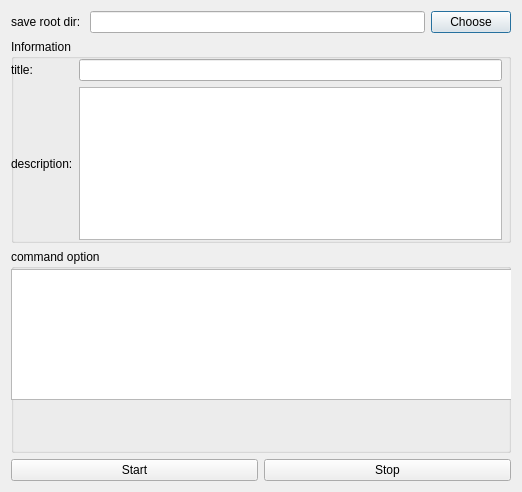
This is ui/rosbag_recorder.ui in hiroaki-ishikawa-t4/on-site-tools as Qt 5 draws it before an edit. The edited form follows.
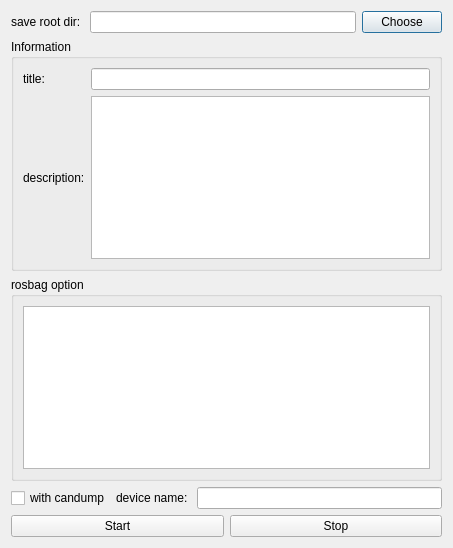
This is the edited form.

Commit message: Add candump function to rosbag_recorder.

What changed in the file:
```diff
--- a/ui/rosbag_recorder.ui
+++ b/ui/rosbag_recorder.ui
@@ -6,8 +6,8 @@
    <rect>
     <x>0</x>
     <y>0</y>
-    <width>522</width>
-    <height>492</height>
+    <width>453</width>
+    <height>548</height>
    </rect>
   </property>
   <property name="sizePolicy">
@@ -21,6 +21,8 @@
   </property>
   <layout class="QVBoxLayout" name="verticalLayout">
    <item>
+    <layout class="QVBoxLayout" name="verticalLayout_4">
+     <item>
     <layout class="QGridLayout" name="gridLayout_4">
      <item row="0" column="0">
       <widget class="QLabel" name="label_3">
@@ -52,15 +54,8 @@
      <property name="title">
       <string>Information</string>
      </property>
-     <widget class="QWidget" name="gridLayoutWidget">
-      <property name="geometry">
-       <rect>
-        <x>0</x>
-        <y>20</y>
-        <width>491</width>
-        <height>181</height>
-       </rect>
-      </property>
+       <layout class="QVBoxLayout" name="verticalLayout_5">
+        <item>
       <layout class="QGridLayout" name="gridLayout">
        <property name="sizeConstraint">
         <enum>QLayout::SetDefaultConstraint</enum>
@@ -83,10 +78,18 @@
         </widget>
        </item>
        <item row="1" column="1">
-        <widget class="QTextEdit" name="description_edit"/>
-       </item>
-      </layout>
-     </widget>
+           <widget class="QTextEdit" name="description_edit">
+            <property name="sizePolicy">
+             <sizepolicy hsizetype="Preferred" vsizetype="Preferred">
+              <horstretch>0</horstretch>
+              <verstretch>0</verstretch>
+             </sizepolicy>
+            </property>
+           </widget>
+          </item>
+         </layout>
+        </item>
+       </layout>
     </widget>
    </item>
    <item>
@@ -98,20 +101,43 @@
       </size>
      </property>
      <property name="title">
-      <string>command option</string>
-     </property>
+        <string>rosbag option</string>
+       </property>
+       <layout class="QVBoxLayout" name="verticalLayout_2">
+        <item>
      <widget class="QTextEdit" name="command_option_edit">
-      <property name="geometry">
-       <rect>
-        <x>0</x>
-        <y>20</y>
-        <width>501</width>
-        <height>131</height>
-       </rect>
-      </property>
-     </widget>
-    </widget>
-   </item>
+          <property name="sizePolicy">
+           <sizepolicy hsizetype="Preferred" vsizetype="Preferred">
+            <horstretch>0</horstretch>
+            <verstretch>0</verstretch>
+           </sizepolicy>
+          </property>
+         </widget>
+        </item>
+       </layout>
+      </widget>
+     </item>
+     <item>
+      <layout class="QGridLayout" name="gridLayout_3">
+       <item row="0" column="1">
+        <widget class="QLabel" name="label_4">
+         <property name="text">
+          <string>device name: </string>
+         </property>
+        </widget>
+       </item>
+       <item row="0" column="0">
+        <widget class="QCheckBox" name="candump_checkbox">
+         <property name="text">
+          <string>with candump</string>
+         </property>
+        </widget>
+       </item>
+       <item row="0" column="2">
+        <widget class="QLineEdit" name="can_device_edit"/>
+       </item>
+      </layout>
+     </item>
    <item>
     <layout class="QGridLayout" name="gridLayout_2">
      <item row="0" column="1">
@@ -127,6 +153,8 @@
         <string>Start</string>
        </property>
       </widget>
+       </item>
+      </layout>
      </item>
     </layout>
    </item>
```
Lines whose indentation alone changed are shown as unchanged. The commit also changes 7 other files.
